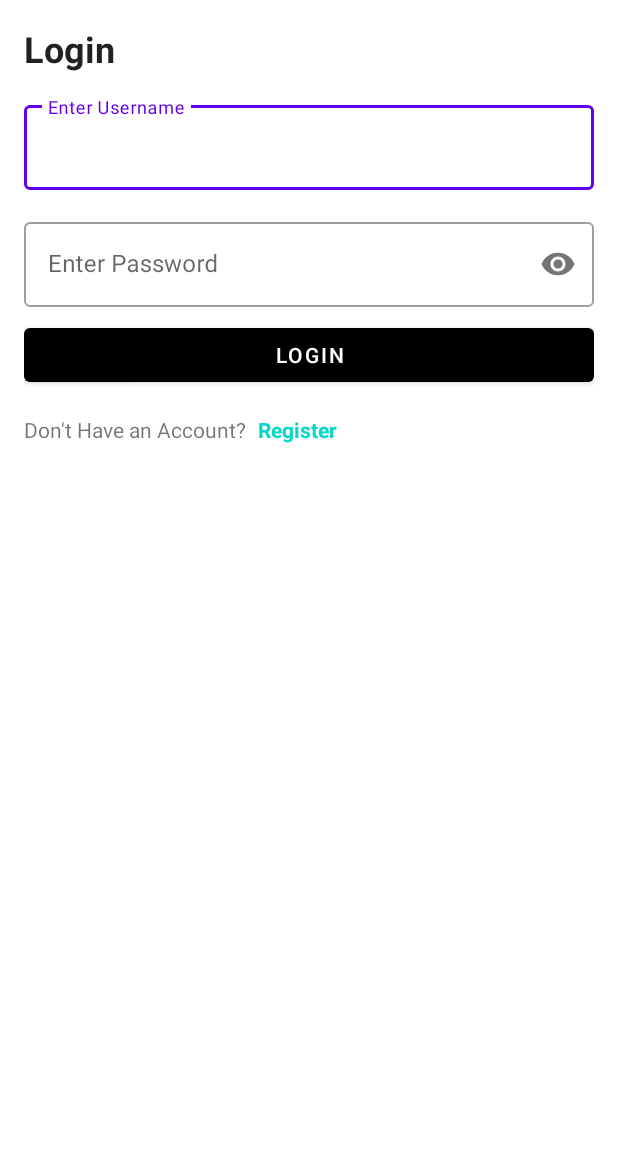
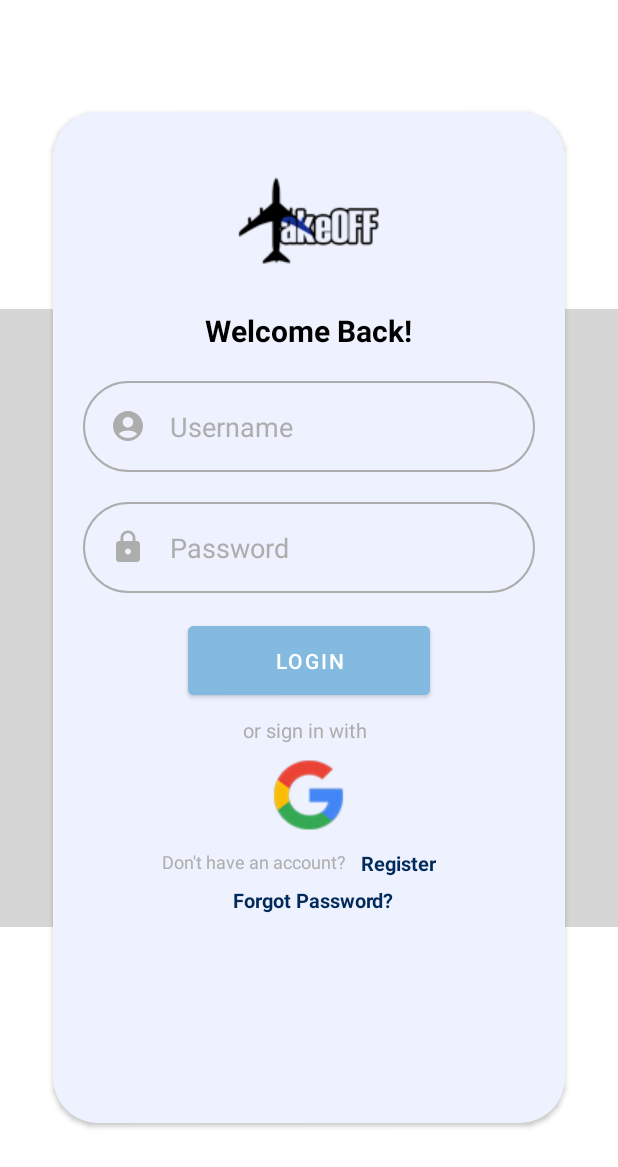
Before and after one commit to AceLysnd/FP-AND-C11, an Android app: the layout activity_login.xml on its own in the app's theme, with its tools: preview values and no code run, on a phone screen of 412 x 824 dp. Shown: the top 1167 px of the screen. Run offline under Robolectric (Android 15) with nearby library versions, the phone set to English and light mode, and no system bars.

Commit message:
loginActivity

```diff
--- a/app/build.gradle
+++ b/app/build.gradle
@@ -76,4 +76,6 @@ dependencies {
     def hilt_version= "2.42"
     implementation "com.google.dagger:hilt-android:$hilt_version"
     kapt "com.google.dagger:hilt-compiler:$hilt_version"
+
+    implementation "androidx.cardview:cardview:1.0.0"
 }
--- /dev/null
+++ b/app/src/main/res/drawable-v24/border.xml
@@ -0,0 +1,7 @@
+<?xml version="1.0" encoding="utf-8"?>
+<shape android:shape="rectangle" xmlns:android="http://schemas.android.com/apk/res/android">
+    <corners android:radius="100dp"/>
+    <gradient android:startColor="#EEF2FF" android:endColor="#EEF2FF">
+
+    </gradient>
+</shape>
--- /dev/null
+++ b/app/src/main/res/drawable/ic_account.xml
@@ -0,0 +1,5 @@
+<vector android:height="24dp" android:tint="#ADADAD"
+    android:viewportHeight="24" android:viewportWidth="24"
+    android:width="24dp" xmlns:android="http://schemas.android.com/apk/res/android">
+    <path android:fillColor="@android:color/white" android:pathData="M12,2C6.48,2 2,6.48 2,12s4.48,10 10,10s10,-4.48 10,-10S17.52,2 12,2zM12,6c1.93,0 3.5,1.57 3.5,3.5S13.93,13 12,13s-3.5,-1.57 -3.5,-3.5S10.07,6 12,6zM12,20c-2.03,0 -4.43,-0.82 -6.14,-2.88C7.55,15.8 9.68,15 12,15s4.45,0.8 6.14,2.12C16.43,19.18 14.03,20 12,20z"/>
+</vector>
--- /dev/null
+++ b/app/src/main/res/drawable/ic_lock.xml
@@ -0,0 +1,5 @@
+<vector android:height="24dp" android:tint="#ADADAD"
+    android:viewportHeight="24" android:viewportWidth="24"
+    android:width="24dp" xmlns:android="http://schemas.android.com/apk/res/android">
+    <path android:fillColor="@android:color/white" android:pathData="M18,8h-1L17,6c0,-2.76 -2.24,-5 -5,-5S7,3.24 7,6v2L6,8c-1.1,0 -2,0.9 -2,2v10c0,1.1 0.9,2 2,2h12c1.1,0 2,-0.9 2,-2L20,10c0,-1.1 -0.9,-2 -2,-2zM12,17c-1.1,0 -2,-0.9 -2,-2s0.9,-2 2,-2 2,0.9 2,2 -0.9,2 -2,2zM15.1,8L8.9,8L8.9,6c0,-1.71 1.39,-3.1 3.1,-3.1 1.71,0 3.1,1.39 3.1,3.1v2z"/>
+</vector>
--- /dev/null
+++ b/app/src/main/res/drawable/round_border.xml
@@ -0,0 +1,6 @@
+<?xml version="1.0" encoding="utf-8"?>
+<shape android:shape="rectangle" xmlns:android="http://schemas.android.com/apk/res/android">
+    <stroke android:color="#ADADAD"
+        android:width="1dp" />
+    <corners android:radius="50dp"/>
+</shape>
--- a/app/src/main/res/layout/activity_login.xml
+++ b/app/src/main/res/layout/activity_login.xml
@@ -1,98 +1,181 @@
 <?xml version="1.0" encoding="utf-8"?>
-<ScrollView xmlns:android="http://schemas.android.com/apk/res/android"
+<RelativeLayout xmlns:android="http://schemas.android.com/apk/res/android"
     xmlns:app="http://schemas.android.com/apk/res-auto"
     xmlns:tools="http://schemas.android.com/tools"
     android:layout_width="match_parent"
     android:layout_height="wrap_content"
-    android:padding="16dp"
+    android:gravity="center"
     tools:context=".ui.view.LoginActivity">
+
+    <ImageView
+        android:id="@+id/imageView"
+        android:layout_width="match_parent"
+        android:layout_height="match_parent"
+        android:layout_centerInParent="true"
+        android:src="@drawable/kota_ic" />
+
+    <androidx.cardview.widget.CardView
+        android:id="@+id/cardview_1"
+        android:backgroundTint="#EEF2FF"
+        android:layout_width="match_parent"
+        android:layout_height="match_parent"
+        app:cardCornerRadius="30dp"
+        android:layout_marginTop="150dp"
+        android:layout_centerHorizontal="true"
+        android:layout_centerVertical="true"
+        android:layout_marginRight="35dp"
+        android:layout_marginLeft="35dp">
 
         <androidx.constraintlayout.widget.ConstraintLayout
             android:layout_width="match_parent"
-        android:layout_height="wrap_content">
+            android:layout_height="match_parent">
+
+            <ImageView
+                android:id="@+id/logo_takeoff"
+                android:layout_width="wrap_content"
+                android:layout_height="wrap_content"
+                android:layout_marginTop="24dp"
+                android:src="@drawable/logo"
+                app:layout_constraintEnd_toEndOf="parent"
+                app:layout_constraintHorizontal_bias="0.497"
+                app:layout_constraintStart_toStartOf="parent"
+                app:layout_constraintTop_toTopOf="parent" />
 
             <TextView
-            android:id="@+id/tv_title_dialog"
-            style="@style/TextAppearance.MaterialComponents.Headline5"
+                android:id="@+id/text_1"
+                android:layout_width="wrap_content"
+                android:layout_height="wrap_content"
+                android:layout_marginTop="8dp"
+                android:text="Welcome Back!"
+                android:textColor="@color/black"
+                android:textSize="20sp"
+                android:textStyle="bold"
+                app:layout_constraintEnd_toEndOf="@+id/logo_takeoff"
+                app:layout_constraintStart_toStartOf="@+id/logo_takeoff"
+                app:layout_constraintTop_toBottomOf="@+id/logo_takeoff" />
+
+            <EditText
+                android:id="@+id/edt_txt1"
                 android:layout_width="match_parent"
                 android:layout_height="wrap_content"
-            android:text="@string/tv_login"
-            android:textStyle="bold"
-            app:layout_constraintTop_toTopOf="parent"
-            tools:layout_editor_absoluteX="16dp" />
+                android:layout_marginLeft="20dp"
+                android:layout_marginTop="20dp"
+                android:layout_marginRight="20dp"
+                android:background="@drawable/round_border"
+                android:drawableStart="@drawable/ic_account"
+                android:inputType="text"
+                android:drawablePadding="16dp"
+                android:padding="18dp"
+                android:hint="Username"
+                android:textColor="@color/black"
+                android:textColorHint="#ADADAD"
+                app:layout_constraintEnd_toEndOf="@+id/text_1"
+                app:layout_constraintHorizontal_bias="0.509"
+                app:layout_constraintStart_toStartOf="@+id/text_1"
+                app:layout_constraintTop_toBottomOf="@+id/text_1" />
 
-        <com.google.android.material.textfield.TextInputLayout
-            android:id="@+id/til_username"
-            style="@style/Widget.MaterialComponents.TextInputLayout.OutlinedBox"
+            <EditText
+                android:id="@+id/edt_txt2"
                 android:layout_width="match_parent"
                 android:layout_height="wrap_content"
-            android:layout_marginTop="16dp"
-            android:hint="@string/enter_username"
-            app:layout_constraintLeft_toLeftOf="parent"
-            app:layout_constraintRight_toRightOf="parent"
-            app:layout_constraintTop_toBottomOf="@+id/tv_title_dialog">
-
-            <com.google.android.material.textfield.TextInputEditText
-                android:id="@+id/et_username"
-                android:layout_width="match_parent"
-                android:layout_height="wrap_content"/>
-
-        </com.google.android.material.textfield.TextInputLayout>
-
-
-        <com.google.android.material.textfield.TextInputLayout
-            android:id="@+id/til_password"
-            style="@style/Widget.MaterialComponents.TextInputLayout.OutlinedBox"
-            android:layout_width="match_parent"
-            android:layout_height="wrap_content"
-            android:layout_marginTop="16dp"
-            android:hint="@string/enter_password"
-            app:layout_constraintLeft_toLeftOf="parent"
-            app:layout_constraintRight_toRightOf="parent"
-            app:layout_constraintTop_toBottomOf="@+id/til_username"
-            app:passwordToggleEnabled="true">
-
-            <com.google.android.material.textfield.TextInputEditText
-                android:id="@+id/et_password"
-                android:layout_width="match_parent"
-                android:layout_height="wrap_content"
-                android:inputType="textPassword" />
-
-        </com.google.android.material.textfield.TextInputLayout>
-
+                android:layout_marginLeft="20dp"
+                android:layout_marginTop="20dp"
+                android:layout_marginRight="20dp"
+                android:background="@drawable/round_border"
+                android:drawableStart="@drawable/ic_lock"
+                android:drawablePadding="16dp"
+                android:padding="18dp"
+                android:hint="Password"
+                android:textColor="@color/black"
+                android:textColorHint="#ADADAD"
+                android:inputType="textPassword"
+                app:layout_constraintEnd_toEndOf="@+id/edt_txt1"
+                app:layout_constraintStart_toStartOf="@+id/edt_txt1"
+                app:layout_constraintTop_toBottomOf="@+id/edt_txt1" />
 
             <Button
                 android:id="@+id/btn_login"
                 android:layout_width="match_parent"
                 android:layout_height="wrap_content"
-            android:layout_marginTop="8dp"
-            android:text="@string/btn_login"
-            android:textColor="@color/white"
-            app:backgroundTint="@color/black"
-            app:layout_constraintTop_toBottomOf="@id/til_password"
-            tools:layout_editor_absoluteX="16dp" />
+                android:layout_marginTop="16dp"
+                android:layout_marginRight="90dp"
+                android:layout_marginLeft="90dp"
+                android:text="Login"
+                android:backgroundTint="#84B9E0"
+                android:padding="13dp"
+                app:layout_constraintEnd_toEndOf="@+id/edt_txt2"
+                app:layout_constraintStart_toStartOf="@+id/edt_txt2"
+                app:layout_constraintTop_toBottomOf="@+id/edt_txt2" />
 
             <TextView
-            android:id="@+id/tv_login_dialog"
+                android:id="@+id/text_2"
                 android:layout_width="wrap_content"
                 android:layout_height="wrap_content"
-            android:layout_marginTop="16dp"
-            android:text="@string/no_account"
-            app:layout_constraintStart_toStartOf="parent"
+                android:layout_marginTop="8dp"
+                android:text="or sign in with"
+                android:textColor="#ADADAD"
+                android:textSize="13sp"
+                app:layout_constraintEnd_toEndOf="@+id/btn_login"
+                app:layout_constraintHorizontal_bias="0.495"
+                app:layout_constraintStart_toStartOf="@+id/btn_login"
                 app:layout_constraintTop_toBottomOf="@+id/btn_login" />
 
-        <TextView
-            android:id="@+id/tv_goto_register"
+            <ImageView
+                android:id="@+id/btn_google"
                 android:layout_width="wrap_content"
                 android:layout_height="wrap_content"
-            android:layout_marginStart="8dp"
-            android:layout_marginTop="16dp"
-            android:text="@string/register"
-            android:textColor="?attr/colorAccent"
+                android:layout_marginTop="8dp"
+                android:src="@drawable/google_ic"
+                app:layout_constraintEnd_toEndOf="@+id/text_2"
+                app:layout_constraintHorizontal_bias="0.566"
+                app:layout_constraintStart_toStartOf="@+id/text_2"
+                app:layout_constraintTop_toBottomOf="@+id/text_2" />
+
+            <TextView
+                android:id="@+id/txt_donthaveaccount"
+                android:layout_width="wrap_content"
+                android:layout_height="wrap_content"
+                android:layout_marginTop="12dp"
+                android:text="Don't have an account?"
+                android:textColor="#ADADAD"
+                android:textSize="12sp"
+                app:layout_constraintEnd_toEndOf="@+id/btn_google"
+                app:layout_constraintHorizontal_bias="1.0"
+                app:layout_constraintStart_toStartOf="@+id/btn_google"
+                app:layout_constraintTop_toBottomOf="@+id/btn_google" />
+
+            <TextView
+                android:id="@+id/txt_register"
+                android:layout_width="wrap_content"
+                android:layout_height="wrap_content"
+                android:layout_marginStart="60dp"
+                android:layout_marginTop="12dp"
+                android:text="Register"
+                android:textColor="#002A5A"
+                android:textSize="13sp"
                 android:textStyle="bold"
-            app:layout_constraintStart_toEndOf="@+id/tv_login_dialog"
-            app:layout_constraintTop_toBottomOf="@+id/btn_login" />
+                app:layout_constraintStart_toStartOf="@+id/btn_google"
+                app:layout_constraintTop_toBottomOf="@+id/btn_google" />
+
+            <TextView
+                android:id="@+id/txt_forgotpassword"
+                android:layout_width="wrap_content"
+                android:layout_height="wrap_content"
+                android:layout_marginTop="8dp"
+                android:text="Forgot Password?"
+                android:textColor="#002A5A"
+                android:textSize="13sp"
+                android:textStyle="bold"
+                app:layout_constraintEnd_toEndOf="@+id/txt_register"
+                app:layout_constraintHorizontal_bias="0.632"
+                app:layout_constraintStart_toStartOf="@+id/txt_donthaveaccount"
+                app:layout_constraintTop_toBottomOf="@+id/txt_donthaveaccount" />
+
+
         </androidx.constraintlayout.widget.ConstraintLayout>
 
+    </androidx.cardview.widget.CardView>
 
-</ScrollView>
+
+
+</RelativeLayout>
```
Also changed, not shown: app/src/main/res/drawable-v24/logo.png (added), app/src/main/res/drawable/google_ic.png (added), 1 other file. Lines whose indentation alone changed are shown as unchanged.
